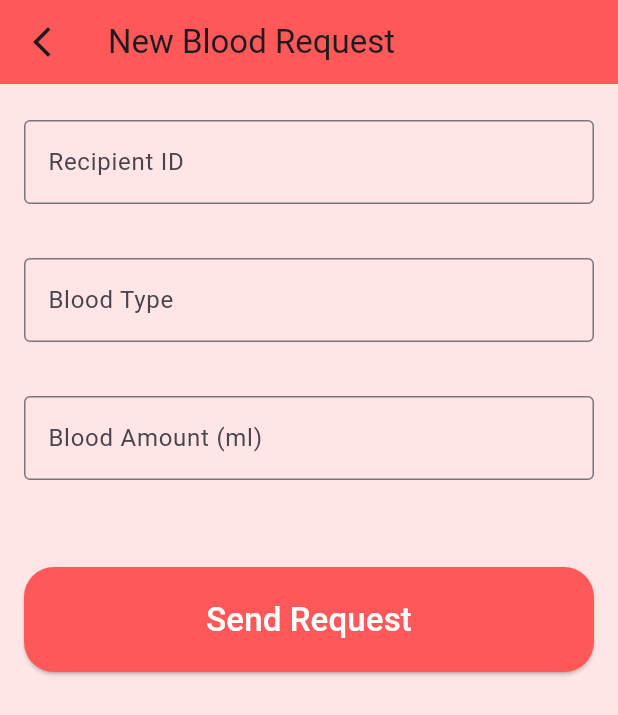
After one commit to MoAlmubarak/ICS321-Database_project, a Flutter app: the HomePageDR screen opened directly, after a tap on "New Blood Request", on a phone screen of 412 x 824 dp. The commit adds this screen. Shown: the top 715 px of the screen. Run offline on Flutter 3.47's test engine with Material 3 defaults, Android fonts, the phone set to English and light mode, and no system bars; our stand-ins replace sqflite; accounts and stored records are empty.

Commit message:
Adding new things to the donor/recipient pages, mainly adding new page which is for new blood request

```diff
--- /dev/null
+++ b/donate_blood/lib/d_r_pages/do_request_blood_dr.dart
@@ -0,0 +1,136 @@
+import 'package:flutter/material.dart';
+import 'package:flutter/services.dart';
+
+class RequestBloodPageDR extends StatelessWidget {
+  RequestBloodPageDR({superKey, Key? key});
+
+  final TextEditingController recipientIdController = TextEditingController();
+  final TextEditingController bloodTypeController = TextEditingController();
+  final TextEditingController bloodAmountController = TextEditingController();
+
+  @override
+  Widget build(BuildContext context) {
+    const myColor = Color.fromRGBO(255, 229, 229, 1.0);
+
+    return Scaffold(
+      appBar: AppBar(
+        backgroundColor: const Color.fromRGBO(255, 88, 88, 1.0),
+        title: const Text('New Blood Request'),
+        leading: IconButton(
+          icon: const Icon(Icons.arrow_back_ios_new_sharp),
+          onPressed: () {
+            // Navigate to the previous page
+            Navigator.pop(context);
+          },
+        ),
+      ),
+      backgroundColor: myColor,
+      body: Padding(
+        padding: const EdgeInsets.all(16.0),
+        child: Column(
+          crossAxisAlignment: CrossAxisAlignment.stretch,
+          children: [
+            _buildTextField(
+              'Recipient ID',
+              [
+                FilteringTextInputFormatter.digitsOnly,
+                LengthLimitingTextInputFormatter(10), // Limit to 10 digits
+              ],
+              controller: recipientIdController,
+            ),
+            const SizedBox(height: 20),
+            _buildTextField(
+              'Blood Type',
+              [FilteringTextInputFormatter.allow(RegExp(r'[ABO+-]'))],
+              controller: bloodTypeController,
+            ),
+            const SizedBox(height: 20),
+            _buildTextField(
+              'Blood Amount (ml)',
+              [
+                FilteringTextInputFormatter.digitsOnly,
+                LengthLimitingTextInputFormatter(5), // Limit to 5 digits
+              ],
+              controller: bloodAmountController,
+            ),
+            const SizedBox(height: 40),
+            _buildButton(
+              'Send Request',
+              buttonColor: const Color.fromRGBO(255, 88, 88, 1.0),
+              onPressed: () {
+                if (_areFieldsValid()) {
+                  // TODO: Handle sending the blood request logic
+
+                  // Show SnackBar for successful request
+                  _showSnackBar(context, 'Request sent successfully!');
+                  Future.delayed(const Duration(seconds: 2), () {
+                    Navigator.pop(context);
+                  });
+                } else {
+                  _showSnackBar(context, 'Please fill all the fields');
+                }
+              },
+            ),
+          ],
+        ),
+      ),
+    );
+  }
+
+  Widget _buildTextField(
+      String labelText, List<TextInputFormatter>? inputFormatters,
+      {required TextEditingController controller}) {
+    return Padding(
+      padding: const EdgeInsets.symmetric(vertical: 8.0),
+      child: TextField(
+        inputFormatters: inputFormatters,
+        decoration: InputDecoration(
+          labelText: labelText,
+          border: const OutlineInputBorder(),
+        ),
+        controller: controller,
+      ),
+    );
+  }
+
+  Widget _buildButton(String label,
+      {required Color buttonColor, VoidCallback? onPressed}) {
+    return Container(
+      margin: const EdgeInsets.symmetric(vertical: 10),
+      width: 300,
+      height: 70,
+      child: ElevatedButton(
+        onPressed: onPressed,
+        style: ElevatedButton.styleFrom(
+          primary: buttonColor,
+          onPrimary: Colors.white,
+          shape: RoundedRectangleBorder(
+            borderRadius: BorderRadius.circular(20.0),
+          ),
+          padding: const EdgeInsets.all(15),
+        ),
+        child: Text(
+          label,
+          style: const TextStyle(fontSize: 22),
+        ),
+      ),
+    );
+  }
+
+  // Function to check if all fields are filled
+  bool _areFieldsValid() {
+    return recipientIdController.text.isNotEmpty &&
+        bloodTypeController.text.isNotEmpty &&
+        bloodAmountController.text.isNotEmpty;
+  }
+
+  // Function to show a SnackBar
+  void _showSnackBar(BuildContext context, String message) {
+    ScaffoldMessenger.of(context).showSnackBar(
+      SnackBar(
+        content: Text(message),
+        duration: const Duration(seconds: 2),
+      ),
+    );
+  }
+}
--- a/donate_blood/lib/d_r_pages/home_page_dr.dart
+++ b/donate_blood/lib/d_r_pages/home_page_dr.dart
@@ -2,6 +2,7 @@ import 'package:donate_blood/admin_pages/homePages/approve_blood_request.dart';
 import 'package:donate_blood/admin_pages/homePages/blood_collection.dart';
 import 'package:donate_blood/admin_pages/homePages/report_page.dart';
 import 'package:donate_blood/admin_pages/homePages/sending_emails_page.dart';
+import 'package:donate_blood/d_r_pages/do_request_blood_dr.dart';
 import 'package:donate_blood/d_r_pages/request_page_dr.dart';
 import 'package:donate_blood/d_r_pages/search_for_history_dr.dart';
 import 'package:donate_blood/d_r_pages/user_page_dr.dart';
@@ -36,7 +37,20 @@ class HomePageDR extends StatelessWidget {
                 children: [
                   const SizedBox(height: 90),
                   _buildButton(
-                    ' Search for my history', // Display button with specific label and color
+                    'New Blood Request', // Display button with specific label and color
+                    buttonColor: const Color.fromRGBO(255, 88, 88, 1.0),
+                    onPressed: () {
+                      // Navigate to the AddDRPage
+                      Navigator.push(
+                        context,
+                        MaterialPageRoute(
+                          builder: (context) => RequestBloodPageDR(),
+                        ),
+                      );
+                    },
+                  ),
+                  _buildButton(
+                    'My History', // Display button with specific label and color
                     buttonColor: const Color.fromRGBO(255, 88, 88, 1.0),
                     onPressed: () {
                       // Navigate to the AddDRPage
@@ -49,7 +63,7 @@ class HomePageDR extends StatelessWidget {
                     },
                   ),
                   _buildButton(
-                    'Agree for blood request', // Display button with specific label and color
+                    'Blood Requests', // Display button with specific label and color
                     buttonColor: const Color.fromRGBO(255, 88, 88, 1.0),
                     onPressed: () {
                       // Navigate to the AddDRPage
--- a/donate_blood/lib/main.dart
+++ b/donate_blood/lib/main.dart
@@ -19,10 +19,10 @@ class MyApp extends StatelessWidget {
       theme: ThemeData(
         primarySwatch: Colors.red,
       ),
-      // home: const LoginPage(),
+      home: const LoginPage(),
       // home: const HomeScreen(),
       // home: const AddDRPage(),
-      home: const HomeScreenDR(),
+      // home: const HomeScreenDR(),
       debugShowCheckedModeBanner: false,
     );
   }
```
Also changed, not shown: donate_blood/lib/admin_pages/login_page.dart (+57 -8 lines).
